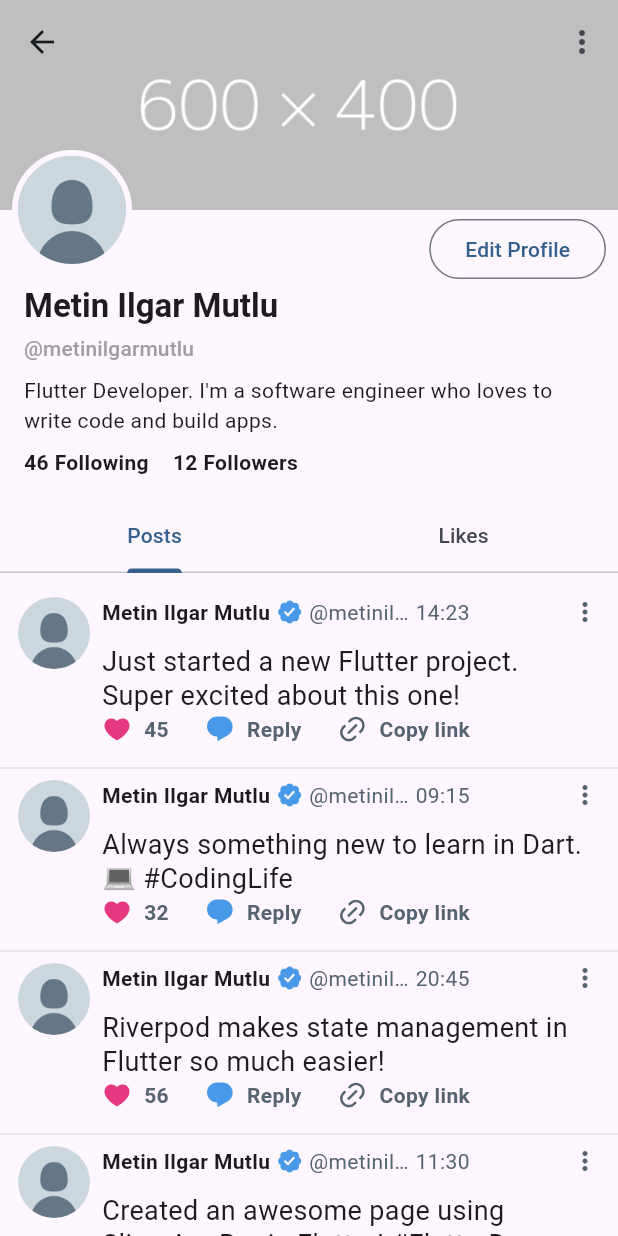
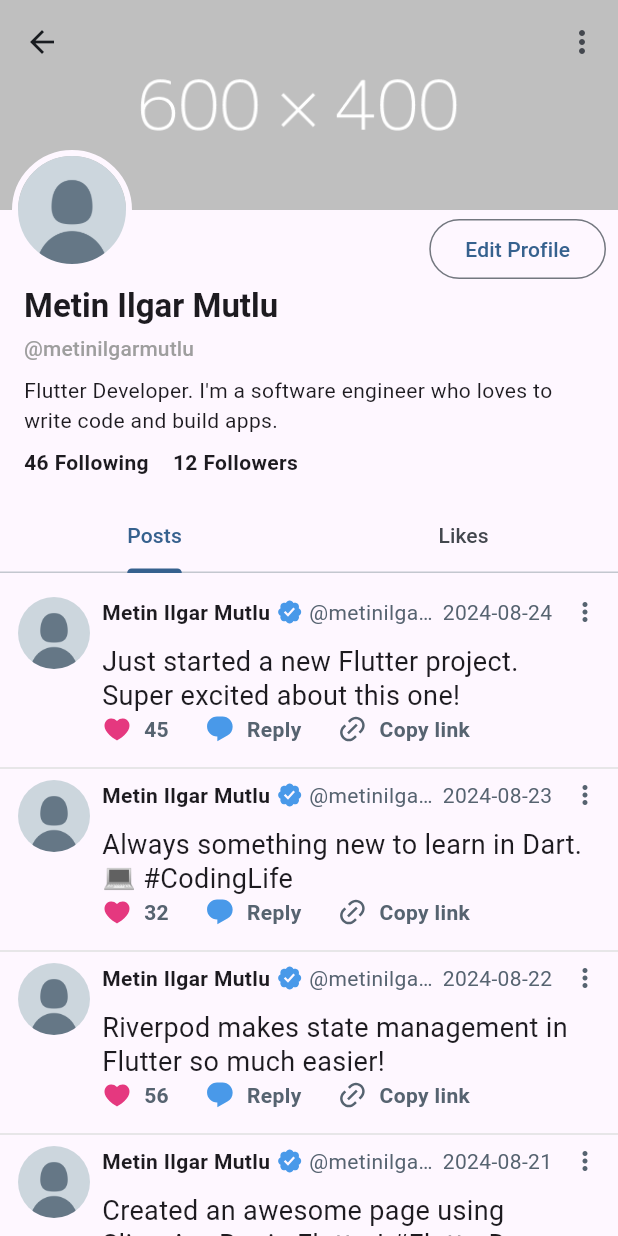
Before and after one commit to metinilgar/x-clone-flutter, a Flutter app: the screen it shows after launch, in the side drawer, after a tap on "Profile", on a phone screen of 412 x 824 dp. Run offline on Flutter 3.47's test engine with Material 3 defaults, Android fonts, the phone set to English and light mode, and no system bars; our stand-ins replace dio, flutter_riverpod, image_picker, riverpod_annotation, shared_preferences, vector_graphics; missing offline and left inert: hidable; generated files the repository leaves out were written again; network calls fail.

Commit message:
List tweets from the backend on the tweet list screen - Remove dummy data - Update TweetData model - Update fake user data according to new TweetData model - Create TweetRepository

```diff
--- a/lib/src/features/tweet/data/dummy_data.dart
+++ /dev/null
@@ -1,128 +0,0 @@
-import 'package:x_clone_flutter/src/features/tweet/models/tweet_data.dart';
-
-final List<TweetData> tweets = [
-  const TweetData(
-    displayName: 'John Doe',
-    username: '@johndoe',
-    body: '''
-Flutter's hot reload is a game changer! Instantly see the results of your code changes. 🔥🚀
-''',
-    image: 'assets/default_image.png',
-    time: '08:45 AM',
-    date: 'Jul 10, 2023',
-    likesCount: 523,
-    repliesCount: 18,
-  ),
-  const TweetData(
-    displayName: 'Jane Smith',
-    username: '@janesmith',
-    body: '''
-Exploring Riverpod for state management in Flutter. Loving the flexibility and performance! 💪
-''',
-    //image: 'assets/riverpod.png',
-    time: '09:30 AM',
-    date: 'Jul 11, 2023',
-    likesCount: 789,
-    repliesCount: 25,
-  ),
-  const TweetData(
-    displayName: 'Dev Guru',
-    username: '@devguru',
-    body: '''
-Remember: Composition over inheritance! Keep your Flutter widgets simple and reusable. 🎯
-''',
-    //image: 'assets/code.png',
-    time: '10:00 AM',
-    date: 'Jul 12, 2023',
-    likesCount: 432,
-    repliesCount: 14,
-  ),
-  const TweetData(
-    displayName: 'Metin Ilgar Mutlu',
-    username: '@ilgar',
-    body: '''
-Did you know?
-
-When you call `MediaQuery.of(context)` inside a build method, the widget will rebuild when *any* of the MediaQuery properties change.
-
-But there's a better way that lets you depend only on the properties you care about (and minimize unnecessary rebuilds). 👇
-''',
-    image: 'assets/default_image.png',
-    time: '10:21 AM',
-    date: 'Jun 20, 2023',
-    likesCount: 997,
-    repliesCount: 12,
-  ),
-  const TweetData(
-    displayName: 'Tech Enthusiast',
-    username: '@techenthusiast',
-    body: '''
-Flutter now has support for Web! Build beautiful UIs for desktop, mobile, and web with a single codebase. 🌍💻
-''',
-    //image: 'assets/web.png',
-    time: '11:15 AM',
-    date: 'Jul 13, 2023',
-    likesCount: 658,
-    repliesCount: 20,
-  ),
-  const TweetData(
-    displayName: 'Code Master',
-    username: '@codemaster',
-    body: '''
-Don’t forget to wrap your widgets with `SafeArea` to avoid notches and status bars in Flutter. 📱
-''',
-    //image: 'assets/safe_area.png',
-    time: '12:30 PM',
-    date: 'Jul 14, 2023',
-    likesCount: 844,
-    repliesCount: 30,
-  ),
-  const TweetData(
-    displayName: 'Flutter Dev',
-    username: '@flutterdev',
-    body: '''
-StatefulWidgets are great, but did you know you can achieve a lot with StatelessWidgets + Riverpod? 💡
-''',
-    //image: 'assets/stateless.png',
-    time: '01:00 PM',
-    date: 'Jul 15, 2023',
-    likesCount: 921,
-    repliesCount: 22,
-  ),
-  const TweetData(
-    displayName: 'Mobile Dev',
-    username: '@mobiledev',
-    body: '''
-Flutter's custom paint feature is powerful. You can create any design you imagine with just a few lines of code! 🎨
-''',
-    //image: 'assets/custom_paint.png',
-    time: '02:45 PM',
-    date: 'Jul 16, 2023',
-    likesCount: 776,
-    repliesCount: 16,
-  ),
-  const TweetData(
-    displayName: 'Design Pro',
-    username: '@designpro',
-    body: '''
-For responsive layouts in Flutter, Flex and Expanded are your best friends! 📐
-''',
-    image: 'assets/default_image.png',
-    time: '03:20 PM',
-    date: 'Jul 17, 2023',
-    likesCount: 681,
-    repliesCount: 19,
-  ),
-  const TweetData(
-    displayName: 'App Builder',
-    username: '@appbuilder',
-    body: '''
-Use `AnimatedSwitcher` to add smooth transitions when swapping out widgets in Flutter. 🌀
-''',
-    //image: 'assets/animated_switcher.png',
-    time: '04:00 PM',
-    date: 'Jul 18, 2023',
-    likesCount: 888,
-    repliesCount: 24,
-  ),
-];
--- /dev/null
+++ b/lib/src/features/tweet/data/tweet_repository.dart
@@ -0,0 +1,40 @@
+import 'package:dio/dio.dart';
+import 'package:riverpod_annotation/riverpod_annotation.dart';
+import 'package:x_clone_flutter/src/api/dio_exception_message.dart';
+import 'package:x_clone_flutter/src/api/dio_provider.dart';
+import 'package:x_clone_flutter/src/features/tweet/models/tweet_data.dart';
+
+part 'tweet_repository.g.dart';
+
+class TweetRepository {
+  final Dio dio;
+
+  TweetRepository(this.dio);
+
+  Future<List<TweetData>> getTweets() async {
+    try {
+      final response = await dio.get("/tweets");
+
+      if (response.statusCode == 200) {
+        return (response.data as List)
+            .reversed
+            .map((e) => TweetData.fromMap(e))
+            .toList();
+      }
+
+      throw "something went wrong";
+    } on DioException catch (e) {
+      throw DioExceptionMessage.fromDioError(e).errorMessage;
+    }
+  }
+}
+
+@riverpod
+TweetRepository tweetRepository(TweetRepositoryRef ref) {
+  return TweetRepository(ref.read(dioProvider));
+}
+
+@riverpod
+Future<List<TweetData>> getTweets(GetTweetsRef ref) {
+  return ref.read(tweetRepositoryProvider).getTweets();
+}
--- a/lib/src/features/tweet/models/tweet_data.dart
+++ b/lib/src/features/tweet/models/tweet_data.dart
@@ -1,20 +1,55 @@
+// ignore_for_file: public_member_api_docs, sort_constructors_first
+import 'dart:convert';
+
 class TweetData {
   const TweetData({
+    required this.id,
+    required this.userId,
     required this.displayName,
     required this.username,
     required this.body,
     this.image,
-    required this.time,
     required this.date,
     required this.likesCount,
-    required this.repliesCount,
   });
+
+  final String id;
+  final String userId;
   final String displayName;
   final String username;
   final String body;
   final String? image;
-  final String time;
   final String date;
   final int likesCount;
-  final int repliesCount;
+
+  Map<String, dynamic> toMap() {
+    return <String, dynamic>{
+      'id': id,
+      'user_id': userId,
+      'fullname': displayName,
+      'username': username,
+      'content': body,
+      'image': image,
+      'created_time': date,
+      'liked_count': likesCount,
+    };
+  }
+
+  factory TweetData.fromMap(Map<String, dynamic> map) {
+    return TweetData(
+      id: map['id'] as String,
+      userId: map['user_id'] as String,
+      displayName: map['fullname'] as String,
+      username: map['username'] as String,
+      body: map['content'] as String,
+      image: map['image'] != null ? map['image'] as String : null,
+      date: map['created_time'] as String,
+      likesCount: map['liked_count'] as int,
+    );
+  }
+
+  String toJson() => json.encode(toMap());
+
+  factory TweetData.fromJson(String source) =>
+      TweetData.fromMap(json.decode(source) as Map<String, dynamic>);
 }
--- a/lib/src/features/tweet/presentation/tweet_card.dart
+++ b/lib/src/features/tweet/presentation/tweet_card.dart
@@ -32,7 +32,6 @@ class TweetCard extends StatelessWidget {
                 TweetHeader(
                   displayName: data.displayName,
                   username: data.username,
-                  time: data.time,
                   date: data.date,
                 ),
                 const SizedBox(height: 12.0),
--- a/lib/src/features/tweet/presentation/tweet_components/tweet_header.dart
+++ b/lib/src/features/tweet/presentation/tweet_components/tweet_header.dart
@@ -7,11 +7,9 @@ class TweetHeader extends StatelessWidget {
       {super.key,
       required this.displayName,
       required this.username,
-      required this.time,
       required this.date});
   final String displayName;
   final String username;
-  final String time;
   final String date;
 
   @override
@@ -30,7 +28,7 @@ class TweetHeader extends StatelessWidget {
         const SizedBox(width: 4.0),
 
         // Username
-        Flexible(
+        Expanded(
           child: Text(
             '@$username',
             overflow: TextOverflow.ellipsis,
@@ -42,13 +40,16 @@ class TweetHeader extends StatelessWidget {
 
         // Tweet metadata
         // TODO: Calculate time difference and show '1m', '2h', '1d' etc. with DateTime.now()
-        Text(
-          time,
-          style: const TextStyle(color: Color(0xFF566370)),
+        Expanded(
+          child: Text(
+            date,
+            overflow: TextOverflow.ellipsis,
+            softWrap: false,
+            style: const TextStyle(color: Color(0xFF566370)),
+          ),
         ),
 
         // More icon
-        const Spacer(),
         const Icon(
           Icons.more_vert,
           color: Color(0xFF566370),
--- a/lib/src/features/tweet/presentation/tweet_list_screen.dart
+++ b/lib/src/features/tweet/presentation/tweet_list_screen.dart
@@ -1,24 +1,34 @@
 import 'package:flutter/material.dart';
-import 'package:x_clone_flutter/src/features/tweet/data/dummy_data.dart';
+import 'package:flutter_riverpod/flutter_riverpod.dart';
+import 'package:x_clone_flutter/src/features/tweet/data/tweet_repository.dart';
 import 'package:x_clone_flutter/src/features/tweet/presentation/tweet_card.dart';
 
-class TweetListScreen extends StatelessWidget {
+class TweetListScreen extends ConsumerWidget {
   const TweetListScreen({super.key, required this.scrollController});
 
   final ScrollController scrollController;
 
   @override
-  Widget build(BuildContext context) {
+  Widget build(BuildContext context, WidgetRef ref) {
+    final tweets = ref.watch(getTweetsProvider);
+
     return Scaffold(
-      body: ListView.builder(
-          controller: scrollController,
-          itemCount: tweets.length,
-          itemBuilder: (context, index) => Column(
-                children: [
-                  TweetCard(data: tweets[index]),
-                  const Divider(),
-                ],
-              )),
+      body: tweets.when(
+        data: (data) {
+          return ListView.builder(
+            controller: scrollController,
+            itemCount: data.length,
+            itemBuilder: (context, index) => Column(
+              children: [
+                TweetCard(data: data[index]),
+                const Divider(),
+              ],
+            ),
+          );
+        },
+        loading: () => const Center(child: CircularProgressIndicator()),
+        error: (error, _) => Center(child: Text(error.toString())),
+      ),
     );
   }
 }
```
Also changed, not shown: lib/src/features/authentication/data/fake_user_data.dart (+20 -20 lines), lib/src/features/tweet/data/tweet_repository.g.dart (added).
